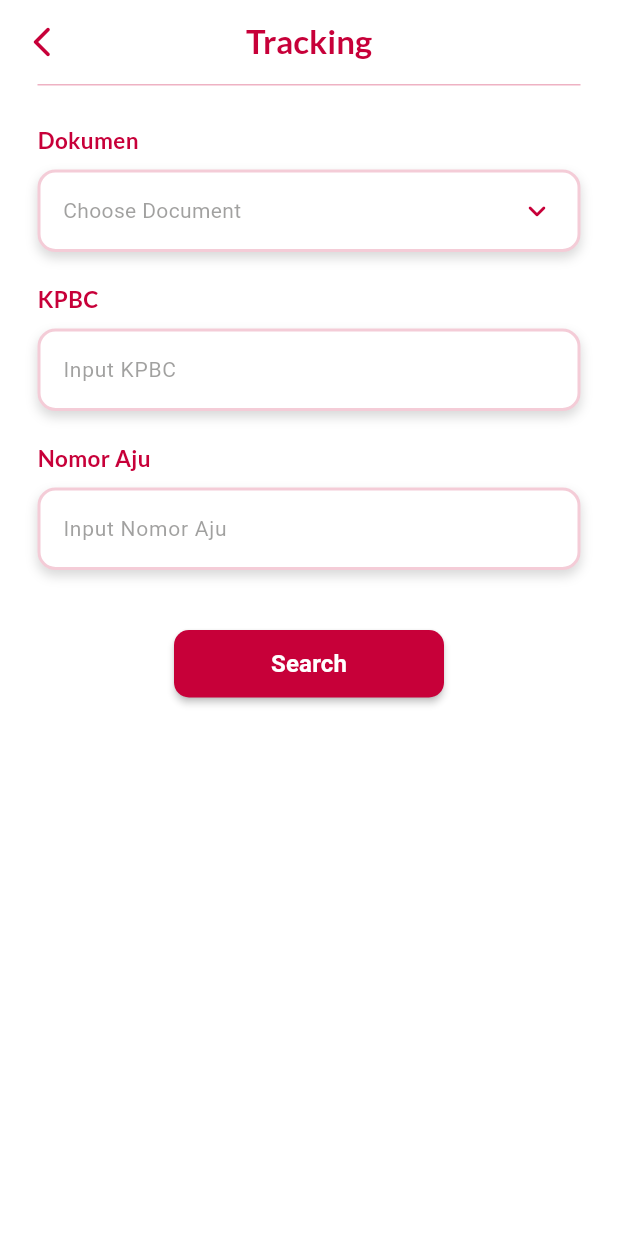
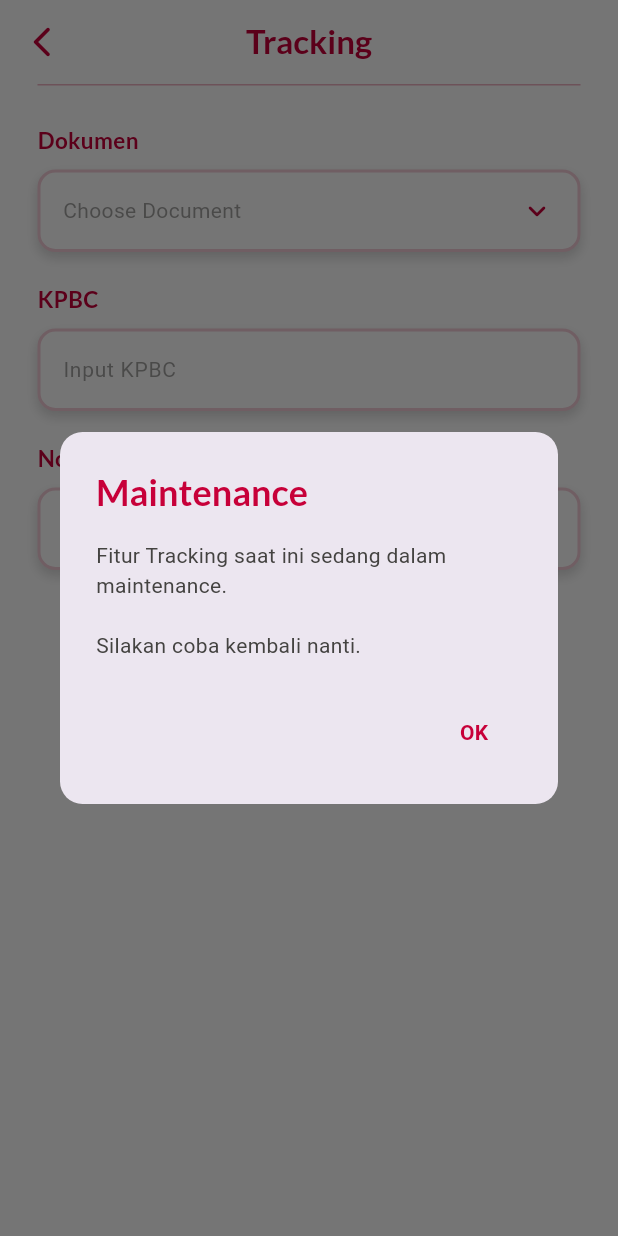
Before and after one commit to satriobp-lab/Trade2Gov-Mobile-Apps, a Flutter app: the TrackingPage screen opened directly with empty values, after a tap on "Search", on a phone screen of 412 x 824 dp. Run offline on Flutter 3.47's test engine with Material 3 defaults, Android fonts, the phone set to English and light mode, and no system bars; our stand-ins replace fl_chart, flutter_secure_storage, google_fonts, package_info_plus; missing offline and left inert: mobile_scanner; accounts and stored records are empty.

Commit message:
feat: update kurs and tracking

```diff
--- a/lib/ui/tracking/tracking_page.dart
+++ b/lib/ui/tracking/tracking_page.dart
@@ -253,7 +253,79 @@ class _TrackingPageState extends State<TrackingPage> {
                 height: 45,
                 child: ElevatedButton(
                   onPressed: () {
-                    // Logika Pencarian
+                    // if (_selectedDocument == null) {
+                    //   ScaffoldMessenger.of(context).showSnackBar(
+                    //     SnackBar(
+                    //       content: Text(
+                    //         'Silakan pilih dokumen terlebih dahulu',
+                    //         style: GoogleFonts.roboto(color: Colors.white),
+                    //       ),
+                    //       backgroundColor: Colors.red,
+                    //     ),
+                    //   );
+                    //   return;
+                    // }
+                    //
+                    // if (_kpbcController.text.trim().isEmpty) {
+                    //   ScaffoldMessenger.of(context).showSnackBar(
+                    //     SnackBar(
+                    //       content: Text(
+                    //         'Silakan isi KPBC terlebih dahulu',
+                    //         style: GoogleFonts.roboto(color: Colors.white),
+                    //       ),
+                    //       backgroundColor: Colors.red,
+                    //     ),
+                    //   );
+                    //   return;
+                    // }
+                    //
+                    // if (_nomorAjuController.text.trim().isEmpty) {
+                    //   ScaffoldMessenger.of(context).showSnackBar(
+                    //     SnackBar(
+                    //       content: Text(
+                    //         'Silakan isi Nomor Aju terlebih dahulu',
+                    //         style: GoogleFonts.roboto(color: Colors.white),
+                    //       ),
+                    //       backgroundColor: Colors.red,
+                    //     ),
+                    //   );
+                    //   return;
+                    // }
+
+                    // 🔥 Maintenance Mode
+                    showDialog(
+                      context: context,
+                      builder: (context) => AlertDialog(
+                        shape: RoundedRectangleBorder(
+                          borderRadius: BorderRadius.circular(15),
+                        ),
+                        title: Text(
+                          'Maintenance',
+                          style: GoogleFonts.lato(
+                            fontWeight: FontWeight.bold,
+                            color: AppColors.customColorRed,
+                          ),
+                        ),
+                        content: Text(
+                          'Fitur Tracking saat ini sedang dalam maintenance.\n\nSilakan coba kembali nanti.',
+                          style: GoogleFonts.roboto(
+                            color: AppColors.customColorGray,
+                          ),
+                        ),
+                        actions: [
+                          TextButton(
+                            onPressed: () => Navigator.pop(context),
+                            child: Text(
+                              'OK',
+                              style: GoogleFonts.roboto(
+                                color: AppColors.customColorRed,
+                                fontWeight: FontWeight.bold,
+                              ),
+                            ),
+                          ),
+                        ],
+                      ),
+                    );
                   },
                   style: ElevatedButton.styleFrom(
                     backgroundColor: AppColors.customColorRed,
```
Also changed, not shown: lib/ui/kurs/kurs_page.dart (+62 -1 lines).
